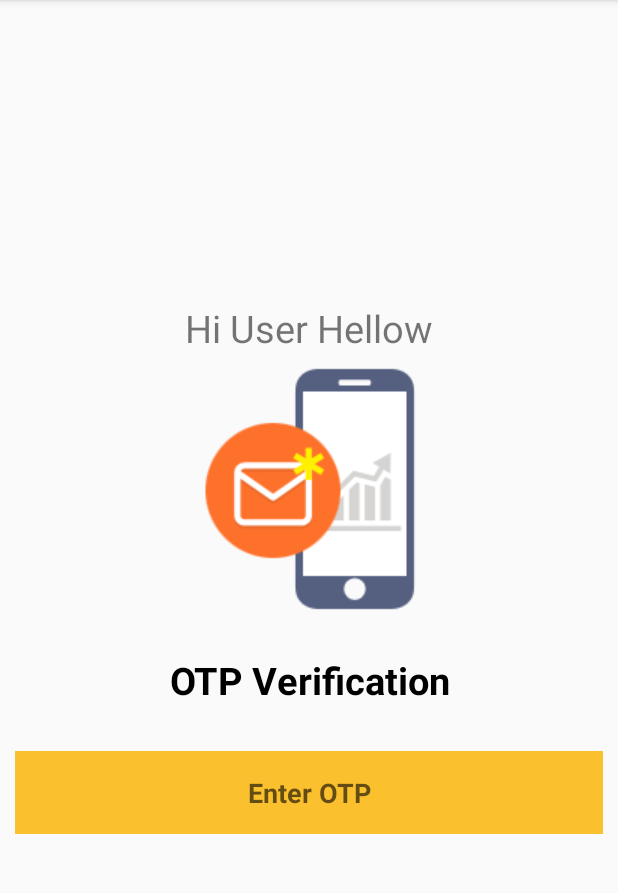
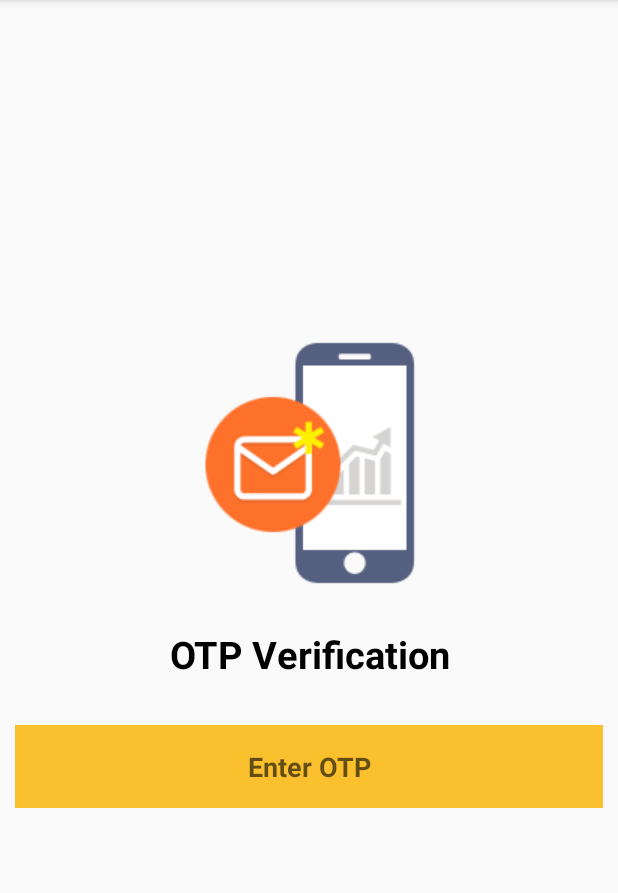
Before and after one commit to akshayvs16/Otp-Receiver, an Android app: the screen it shows after launch (MainActivity), on a phone screen of 412 x 824 dp, the part 84-977 px from its top. Run offline under Robolectric (Android 15) with nearby library versions, the phone set to English and light mode, and no system bars.

Commit message:
Update activity_main.xml

```diff
--- a/app/src/main/res/layout/activity_main.xml
+++ b/app/src/main/res/layout/activity_main.xml
@@ -8,13 +8,7 @@
     android:gravity="center"
     android:layout_height="match_parent"
     tools:context=".MainActivity">
-    <TextView
-        android:layout_width="match_parent"
-        android:layout_height="wrap_content"
-        android:text="Hi User Hellow"
-        android:layout_gravity="center"
-        android:gravity="center"
-        android:textSize="25dp"/>
+    /
 
     <ImageView
         android:layout_width="match_parent"
```
